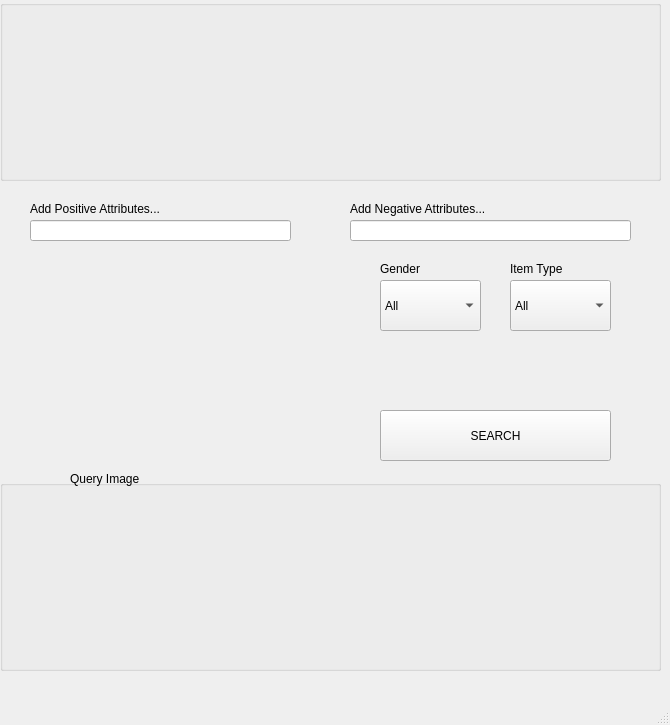
This is design.ui in Leon047/Nike-demo-launchpad as Qt 5 draws it before an edit. The edited form follows.
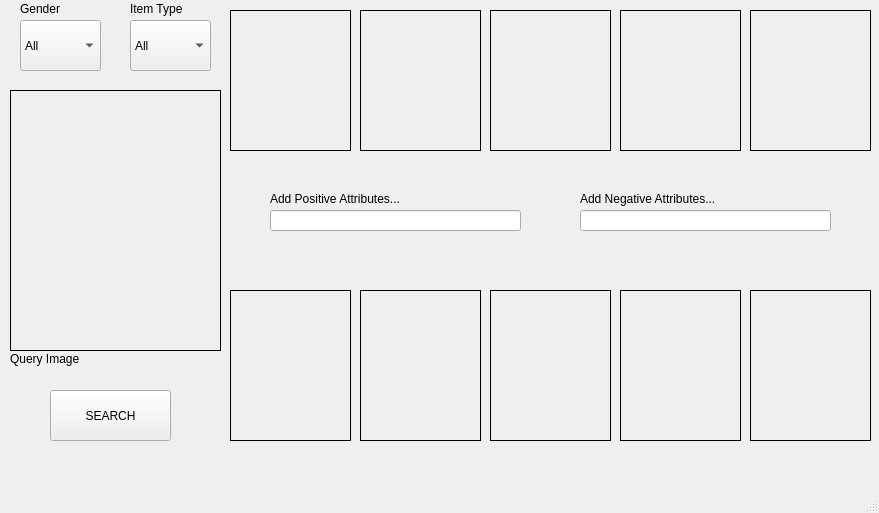
This is the edited form. Icons and pictures are not drawn.

Commit message: app, design, #

```diff
--- a/design.ui
+++ b/design.ui
@@ -9,8 +9,8 @@
    <rect>
     <x>0</x>
     <y>0</y>
-    <width>670</width>
-    <height>725</height>
+    <width>879</width>
+    <height>513</height>
    </rect>
   </property>
   <property name="font">
@@ -35,12 +35,15 @@
    <widget class="QPushButton" name="pushButton">
     <property name="geometry">
      <rect>
-      <x>380</x>
-      <y>410</y>
-      <width>231</width>
+      <x>50</x>
+      <y>390</y>
+      <width>121</width>
       <height>51</height>
      </rect>
     </property>
+    <property name="cursor">
+     <cursorShape>PointingHandCursor</cursorShape>
+    </property>
     <property name="text">
      <string>SEARCH</string>
     </property>
@@ -48,12 +51,15 @@
    <widget class="QComboBox" name="comboBox">
     <property name="geometry">
      <rect>
-      <x>380</x>
-      <y>280</y>
-      <width>101</width>
+      <x>20</x>
+      <y>20</y>
+      <width>81</width>
       <height>51</height>
      </rect>
     </property>
+    <property name="cursor">
+     <cursorShape>PointingHandCursor</cursorShape>
+    </property>
     <item>
      <property name="text">
       <string>All</string>
@@ -78,12 +84,15 @@
    <widget class="QComboBox" name="comboBox_1">
     <property name="geometry">
      <rect>
-      <x>510</x>
-      <y>280</y>
-      <width>101</width>
+      <x>130</x>
+      <y>20</y>
+      <width>81</width>
       <height>51</height>
      </rect>
     </property>
+    <property name="cursor">
+     <cursorShape>PointingHandCursor</cursorShape>
+    </property>
     <item>
      <property name="text">
       <string>All</string>
@@ -103,9 +112,9 @@
    <widget class="QLineEdit" name="lineEdit">
     <property name="geometry">
      <rect>
-      <x>30</x>
-      <y>220</y>
-      <width>261</width>
+      <x>270</x>
+      <y>210</y>
+      <width>251</width>
       <height>21</height>
      </rect>
     </property>
@@ -113,43 +122,139 @@
    <widget class="QLineEdit" name="lineEdit_1">
     <property name="geometry">
      <rect>
-      <x>350</x>
-      <y>220</y>
-      <width>281</width>
+      <x>580</x>
+      <y>210</y>
+      <width>251</width>
       <height>21</height>
      </rect>
     </property>
    </widget>
-   <widget class="QGroupBox" name="groupBox">
+   <widget class="QLabel" name="photo_5">
     <property name="geometry">
      <rect>
-      <x>0</x>
-      <y>0</y>
-      <width>661</width>
-      <height>181</height>
+      <x>10</x>
+      <y>90</y>
+      <width>211</width>
+      <height>261</height>
      </rect>
     </property>
-    <property name="autoFillBackground">
-     <bool>false</bool>
+    <property name="frameShape">
+     <enum>QFrame::Box</enum>
     </property>
-    <property name="title">
+    <property name="text">
      <string/>
     </property>
+    <property name="pixmap">
+     <pixmap>image/image5.jpg</pixmap>
+    </property>
+    <property name="scaledContents">
+     <bool>true</bool>
+    </property>
+   </widget>
+   <widget class="QLabel" name="label">
+    <property name="enabled">
+     <bool>true</bool>
+    </property>
+    <property name="geometry">
+     <rect>
+      <x>20</x>
+      <y>0</y>
+      <width>61</width>
+      <height>17</height>
+     </rect>
+    </property>
+    <property name="text">
+     <string>Gender</string>
+    </property>
+    <property name="scaledContents">
+     <bool>false</bool>
+    </property>
+    <property name="wordWrap">
+     <bool>false</bool>
+    </property>
+    <property name="openExternalLinks">
+     <bool>false</bool>
+    </property>
+   </widget>
+   <widget class="QLabel" name="label_1">
+    <property name="geometry">
+     <rect>
+      <x>130</x>
+      <y>0</y>
+      <width>67</width>
+      <height>17</height>
+     </rect>
+    </property>
+    <property name="text">
+     <string>Item Type</string>
+    </property>
+   </widget>
+   <widget class="QLabel" name="label_3">
+    <property name="geometry">
+     <rect>
+      <x>270</x>
+      <y>190</y>
+      <width>181</width>
+      <height>17</height>
+     </rect>
+    </property>
+    <property name="text">
+     <string>Add Positive Attributes...</string>
+    </property>
+   </widget>
+   <widget class="QLabel" name="label_4">
+    <property name="geometry">
+     <rect>
+      <x>580</x>
+      <y>190</y>
+      <width>181</width>
+      <height>17</height>
+     </rect>
+    </property>
+    <property name="text">
+     <string>Add Negative Attributes...</string>
+    </property>
+   </widget>
+   <widget class="QLabel" name="label_2">
+    <property name="geometry">
+     <rect>
+      <x>10</x>
+      <y>350</y>
+      <width>91</width>
+      <height>17</height>
+     </rect>
+    </property>
+    <property name="text">
+     <string>Query Image</string>
+    </property>
+   </widget>
     <widget class="QLabel" name="photo">
      <property name="enabled">
       <bool>true</bool>
      </property>
      <property name="geometry">
       <rect>
-       <x>10</x>
-       <y>30</y>
+      <x>230</x>
+      <y>10</y>
        <width>121</width>
        <height>141</height>
       </rect>
      </property>
+    <property name="cursor">
+     <cursorShape>PointingHandCursor</cursorShape>
+    </property>
+    <property name="mouseTracking">
+     <bool>true</bool>
+    </property>
+    <property name="focusPolicy">
+     <enum>Qt::ClickFocus</enum>
+    </property>
      <property name="acceptDrops">
       <bool>false</bool>
      </property>
+    <property name="frameShape">
+     <enum>QFrame::Box</enum>
+    </property>
      <property name="text">
       <string notr="true"/>
      </property>
@@ -163,12 +268,24 @@
     <widget class="QLabel" name="photo_1">
      <property name="geometry">
       <rect>
-       <x>140</x>
-       <y>30</y>
+      <x>360</x>
+      <y>10</y>
        <width>121</width>
        <height>141</height>
       </rect>
      </property>
+    <property name="cursor">
+     <cursorShape>PointingHandCursor</cursorShape>
+    </property>
+    <property name="mouseTracking">
+     <bool>true</bool>
+    </property>
+    <property name="focusPolicy">
+     <enum>Qt::ClickFocus</enum>
+    </property>
+    <property name="frameShape">
+     <enum>QFrame::Box</enum>
+    </property>
      <property name="text">
       <string/>
      </property>
@@ -182,12 +299,24 @@
     <widget class="QLabel" name="photo_2">
      <property name="geometry">
       <rect>
-       <x>270</x>
-       <y>30</y>
+      <x>490</x>
+      <y>10</y>
        <width>121</width>
        <height>141</height>
       </rect>
      </property>
+    <property name="cursor">
+     <cursorShape>PointingHandCursor</cursorShape>
+    </property>
+    <property name="mouseTracking">
+     <bool>true</bool>
+    </property>
+    <property name="focusPolicy">
+     <enum>Qt::ClickFocus</enum>
+    </property>
+    <property name="frameShape">
+     <enum>QFrame::Box</enum>
+    </property>
      <property name="text">
       <string/>
      </property>
@@ -201,12 +330,24 @@
     <widget class="QLabel" name="photo_3">
      <property name="geometry">
       <rect>
-       <x>400</x>
-       <y>30</y>
+      <x>620</x>
+      <y>10</y>
        <width>121</width>
        <height>141</height>
       </rect>
      </property>
+    <property name="cursor">
+     <cursorShape>PointingHandCursor</cursorShape>
+    </property>
+    <property name="mouseTracking">
+     <bool>true</bool>
+    </property>
+    <property name="focusPolicy">
+     <enum>Qt::StrongFocus</enum>
+    </property>
+    <property name="frameShape">
+     <enum>QFrame::Box</enum>
+    </property>
      <property name="text">
       <string/>
      </property>
@@ -220,12 +361,24 @@
     <widget class="QLabel" name="photo_4">
      <property name="geometry">
       <rect>
-       <x>530</x>
-       <y>30</y>
+      <x>750</x>
+      <y>10</y>
        <width>121</width>
        <height>141</height>
       </rect>
      </property>
+    <property name="cursor">
+     <cursorShape>PointingHandCursor</cursorShape>
+    </property>
+    <property name="mouseTracking">
+     <bool>true</bool>
+    </property>
+    <property name="focusPolicy">
+     <enum>Qt::NoFocus</enum>
+    </property>
+    <property name="frameShape">
+     <enum>QFrame::Box</enum>
+    </property>
      <property name="text">
       <string/>
      </property>
@@ -236,47 +389,27 @@
       <bool>true</bool>
      </property>
     </widget>
-   </widget>
-   <widget class="QGroupBox" name="groupBox_2">
-    <property name="geometry">
-     <rect>
-      <x>0</x>
-      <y>480</y>
-      <width>661</width>
-      <height>191</height>
-     </rect>
-    </property>
-    <property name="title">
-     <string/>
-    </property>
-    <widget class="QLabel" name="photo_9">
-     <property name="geometry">
-      <rect>
-       <x>400</x>
-       <y>30</y>
-       <width>121</width>
-       <height>151</height>
-      </rect>
-     </property>
-     <property name="text">
-      <string/>
-     </property>
-     <property name="pixmap">
-      <pixmap>image/image9.jpg</pixmap>
-     </property>
-     <property name="scaledContents">
-      <bool>true</bool>
-     </property>
-    </widget>
     <widget class="QLabel" name="photo_6">
      <property name="geometry">
       <rect>
-       <x>10</x>
-       <y>30</y>
+      <x>230</x>
+      <y>290</y>
        <width>121</width>
        <height>151</height>
       </rect>
      </property>
+    <property name="cursor">
+     <cursorShape>PointingHandCursor</cursorShape>
+    </property>
+    <property name="mouseTracking">
+     <bool>true</bool>
+    </property>
+    <property name="focusPolicy">
+     <enum>Qt::ClickFocus</enum>
+    </property>
+    <property name="frameShape">
+     <enum>QFrame::Box</enum>
+    </property>
      <property name="text">
       <string/>
      </property>
@@ -290,12 +423,24 @@
     <widget class="QLabel" name="photo_7">
      <property name="geometry">
       <rect>
-       <x>140</x>
-       <y>30</y>
+      <x>360</x>
+      <y>290</y>
        <width>121</width>
        <height>151</height>
       </rect>
      </property>
+    <property name="cursor">
+     <cursorShape>PointingHandCursor</cursorShape>
+    </property>
+    <property name="mouseTracking">
+     <bool>true</bool>
+    </property>
+    <property name="focusPolicy">
+     <enum>Qt::ClickFocus</enum>
+    </property>
+    <property name="frameShape">
+     <enum>QFrame::Box</enum>
+    </property>
      <property name="text">
       <string/>
      </property>
@@ -306,34 +451,30 @@
       <bool>true</bool>
      </property>
     </widget>
-    <widget class="QLabel" name="photo_8">
-     <property name="geometry">
-      <rect>
-       <x>270</x>
-       <y>30</y>
-       <width>121</width>
-       <height>151</height>
-      </rect>
-     </property>
-     <property name="text">
-      <string/>
-     </property>
-     <property name="pixmap">
-      <pixmap>image/image8.jpg</pixmap>
-     </property>
-     <property name="scaledContents">
-      <bool>true</bool>
-     </property>
-    </widget>
     <widget class="QLabel" name="photo_10">
      <property name="geometry">
       <rect>
-       <x>530</x>
-       <y>30</y>
+      <x>750</x>
+      <y>290</y>
        <width>121</width>
        <height>151</height>
       </rect>
      </property>
+    <property name="cursor">
+     <cursorShape>PointingHandCursor</cursorShape>
+    </property>
+    <property name="mouseTracking">
+     <bool>true</bool>
+    </property>
+    <property name="tabletTracking">
+     <bool>false</bool>
+    </property>
+    <property name="focusPolicy">
+     <enum>Qt::ClickFocus</enum>
+    </property>
+    <property name="frameShape">
+     <enum>QFrame::Box</enum>
+    </property>
      <property name="text">
       <string/>
      </property>
@@ -344,101 +485,66 @@
       <bool>true</bool>
      </property>
     </widget>
-   </widget>
-   <widget class="QLabel" name="photo_5">
+   <widget class="QLabel" name="photo_9">
     <property name="geometry">
      <rect>
-      <x>70</x>
-      <y>250</y>
-      <width>181</width>
-      <height>211</height>
+      <x>620</x>
+      <y>290</y>
+      <width>121</width>
+      <height>151</height>
      </rect>
     </property>
-    <property name="text">
-     <string/>
+    <property name="cursor">
+     <cursorShape>PointingHandCursor</cursorShape>
     </property>
-    <property name="pixmap">
-     <pixmap>image/image5.jpg</pixmap>
-    </property>
-    <property name="scaledContents">
+    <property name="mouseTracking">
      <bool>true</bool>
     </property>
-   </widget>
-   <widget class="QLabel" name="label">
-    <property name="enabled">
-     <bool>true</bool>
+    <property name="focusPolicy">
+     <enum>Qt::ClickFocus</enum>
     </property>
-    <property name="geometry">
-     <rect>
-      <x>380</x>
-      <y>260</y>
-      <width>61</width>
-      <height>17</height>
-     </rect>
+    <property name="frameShape">
+     <enum>QFrame::Box</enum>
     </property>
     <property name="text">
-     <string>Gender</string>
+     <string/>
     </property>
+    <property name="pixmap">
+     <pixmap>image/image9.jpg</pixmap>
+    </property>
     <property name="scaledContents">
-     <bool>false</bool>
+     <bool>true</bool>
     </property>
-    <property name="wordWrap">
-     <bool>false</bool>
-    </property>
-    <property name="openExternalLinks">
-     <bool>false</bool>
-    </property>
    </widget>
-   <widget class="QLabel" name="label_1">
+   <widget class="QLabel" name="photo_8">
     <property name="geometry">
      <rect>
-      <x>510</x>
-      <y>260</y>
-      <width>67</width>
-      <height>17</height>
+      <x>490</x>
+      <y>290</y>
+      <width>121</width>
+      <height>151</height>
      </rect>
     </property>
-    <property name="text">
-     <string>Item Type</string>
+    <property name="cursor">
+     <cursorShape>PointingHandCursor</cursorShape>
     </property>
-   </widget>
-   <widget class="QLabel" name="label_3">
-    <property name="geometry">
-     <rect>
-      <x>30</x>
-      <y>200</y>
-      <width>181</width>
-      <height>17</height>
-     </rect>
+    <property name="mouseTracking">
+     <bool>true</bool>
     </property>
-    <property name="text">
-     <string>Add Positive Attributes...</string>
+    <property name="focusPolicy">
+     <enum>Qt::ClickFocus</enum>
     </property>
-   </widget>
-   <widget class="QLabel" name="label_4">
-    <property name="geometry">
-     <rect>
-      <x>350</x>
-      <y>200</y>
-      <width>181</width>
-      <height>17</height>
-     </rect>
+    <property name="frameShape">
+     <enum>QFrame::Box</enum>
     </property>
     <property name="text">
-     <string>Add Negative Attributes...</string>
+     <string/>
     </property>
-   </widget>
-   <widget class="QLabel" name="label_2">
-    <property name="geometry">
-     <rect>
-      <x>70</x>
-      <y>470</y>
-      <width>91</width>
-      <height>17</height>
-     </rect>
+    <property name="pixmap">
+     <pixmap>image/image8.jpg</pixmap>
     </property>
-    <property name="text">
-     <string>Query Image</string>
+    <property name="scaledContents">
+     <bool>true</bool>
     </property>
    </widget>
   </widget>
@@ -447,7 +553,7 @@
     <rect>
      <x>0</x>
      <y>0</y>
-     <width>670</width>
+     <width>879</width>
      <height>22</height>
     </rect>
    </property>
```
Lines whose indentation alone changed are shown as unchanged. The commit also changes 2 other files.
